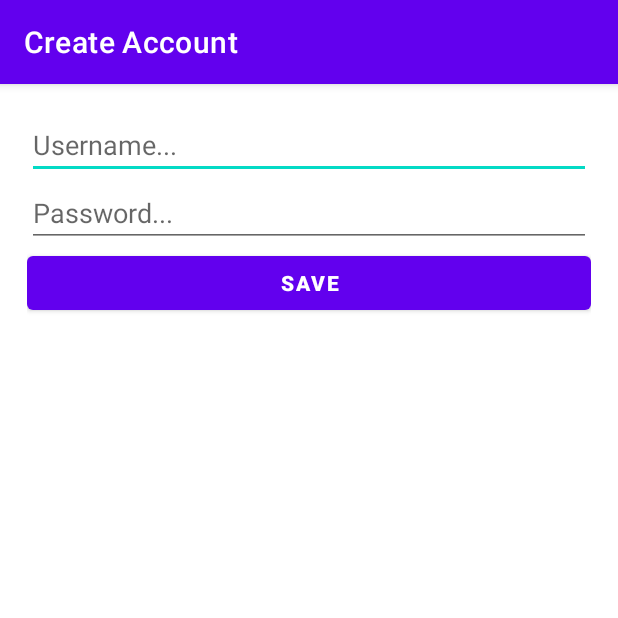
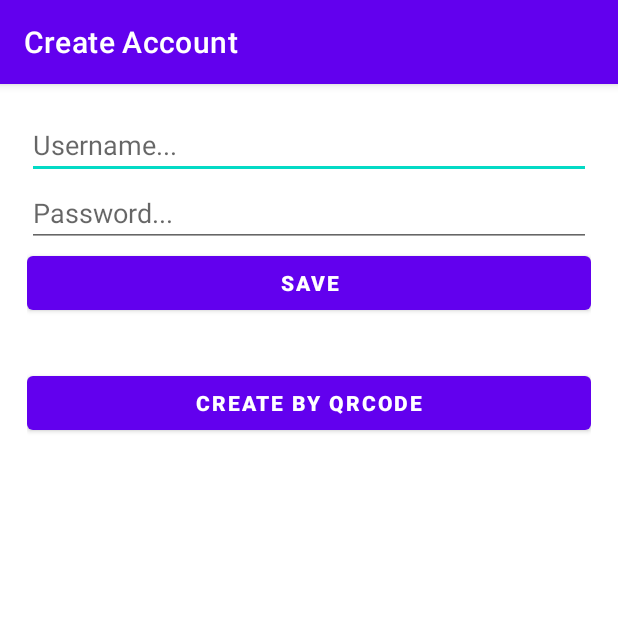
Before and after one commit to yudhayunantop/PencatatanUser, an Android app: the CreateActivity screen opened directly, with no data from a screen before it, on a phone screen of 412 x 824 dp, the top half of it. Run offline under Robolectric (Android 15) with nearby library versions, the phone set to English and light mode, and no system bars.

```diff
--- a/app/build.gradle
+++ b/app/build.gradle
@@ -1,6 +1,7 @@
 plugins {
     id 'com.android.application'
     id 'org.jetbrains.kotlin.android'
+    id 'kotlin-android-extensions'
 }
 
 android {
@@ -52,4 +53,7 @@ dependencies {
     // define any required OkHttp artifacts without version
     implementation("com.squareup.okhttp3:okhttp")
     implementation("com.squareup.okhttp3:logging-interceptor")
+
+//    Scan QRCode
+    implementation 'com.github.yuriy-budiyev:code-scanner:2.1.2'
 }
--- a/app/src/main/java/com/example/pencatatanuser/Activity/CreateActivity.kt
+++ b/app/src/main/java/com/example/pencatatanuser/Activity/CreateActivity.kt
@@ -1,5 +1,6 @@
 package com.example.pencatatanuser.Activity
 
+import android.content.Intent
 import androidx.appcompat.app.AppCompatActivity
 import android.os.Bundle
 import android.util.Log
@@ -11,6 +12,7 @@ import com.example.pencatatanuser.Api.ApiRetrofit
 import com.example.pencatatanuser.R
 import com.example.pencatatanuser.Model.SubmitModel
 import com.example.pencatatanuser.Model.UserModel
+import com.example.pencatatanuser.Activity.ScanQRCodeActivity
 import com.google.android.material.button.MaterialButton
 import retrofit2.Call
 import retrofit2.Callback
@@ -21,6 +23,7 @@ class CreateActivity : AppCompatActivity() {
     private lateinit var createUsername: AutoCompleteTextView
     private lateinit var createPassword:  EditText
     private lateinit var buttonCreate: MaterialButton
+    private lateinit var buttonCreateQR: MaterialButton
 
     private val api by lazy { ApiRetrofit().endpoint}
 
@@ -37,9 +40,14 @@ class CreateActivity : AppCompatActivity() {
         createUsername = findViewById(R.id.create_username)
         createPassword = findViewById(R.id.create_password)
         buttonCreate = findViewById(R.id.button_create)
+        buttonCreateQR = findViewById(R.id.button_createqr)
     }
 
     private fun setupListener(){
+        buttonCreateQR.setOnClickListener {
+            startActivity(Intent(this, ScanQRCodeActivity::class.java))
+        }
+
         buttonCreate.setOnClickListener{
 //            Cek username dan password
             if (createUsername.text.toString().isNotEmpty() &&
--- a/app/src/main/java/com/example/pencatatanuser/Api/ApiEndPoint.kt
+++ b/app/src/main/java/com/example/pencatatanuser/Api/ApiEndPoint.kt
@@ -7,25 +7,25 @@ import retrofit2.http.*
 
 interface ApiEndPoint {
 
-    @GET("user/")
+    @GET("restapi/user/")
     fun user() : Call<UserModel>
 
     @FormUrlEncoded
-    @POST("user/")
+    @POST("restapi/user/")
     fun create(
         @Field("username") username: String,
         @Field("password") password: String
     ) : Call<SubmitModel>
 
     @FormUrlEncoded
-    @POST("user/{idpengguna}")
+    @POST("restapi/user/{idpengguna}")
     fun update(
         @Path("idpengguna") idpengguna: Int,
         @Field("username") username: String,
         @Field("password") password: String
     ) : Call<SubmitModel>
 
-    @DELETE("user/{idpengguna}")
+    @DELETE("restapi/user/{idpengguna}")
     fun delete(
         @Path("idpengguna") idpengguna: Int
     ) : Call<SubmitModel>
--- a/app/src/main/java/com/example/pencatatanuser/Api/ApiRetrofit.kt
+++ b/app/src/main/java/com/example/pencatatanuser/Api/ApiRetrofit.kt
@@ -8,7 +8,7 @@ import retrofit2.converter.gson.GsonConverterFactory
 
 class ApiRetrofit {
 
-    val baseUrl = "http://192.168.88.47:8080/restapi/"
+    val baseUrl = "http://192.168.43.12:8080/"
     val endpoint : ApiEndPoint
 
     get() {
--- a/app/src/main/res/layout/activity_create.xml
+++ b/app/src/main/res/layout/activity_create.xml
@@ -33,4 +33,15 @@
         android:textColor="#FFFFFF"
         app:layout_constraintStart_toStartOf="parent"
         app:layout_constraintTop_toBottomOf="@id/create_password"/>
+
+    <com.google.android.material.button.MaterialButton
+        android:id="@+id/button_createqr"
+        android:layout_width="match_parent"
+        android:layout_height="wrap_content"
+        android:text="Create By QRCODE"
+        android:textStyle="bold"
+        android:textColor="#FFFFFF"
+        android:layout_marginTop="32dp"
+        app:layout_constraintStart_toStartOf="parent"
+        app:layout_constraintTop_toBottomOf="@id/button_create"/>
 </androidx.constraintlayout.widget.ConstraintLayout>
--- a/settings.gradle
+++ b/settings.gradle
@@ -10,6 +10,7 @@ dependencyResolutionManagement {
     repositories {
         google()
         mavenCentral()
+        maven { url 'https://jitpack.io' }
     }
 }
 rootProject.name = "PencatatanUser"
```
Also changed, not shown: app/src/main/AndroidManifest.xml (+6 -1 lines), app/src/main/java/com/example/pencatatanuser/Activity/ScanQRCodeActivity.kt (added, +108 -0 lines), app/src/main/res/layout/activity_scan_qrcode.xml (added, +31 -0 lines).
